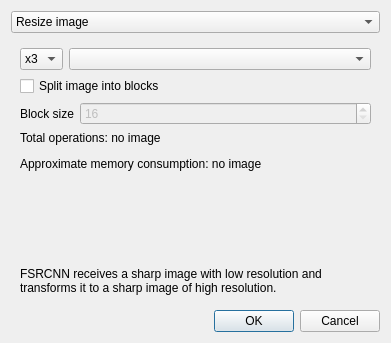
Qt form src/windows/TaskCreationDialog.ui (GRAPHENE9932/ImageUpscalerQt) before a commit.
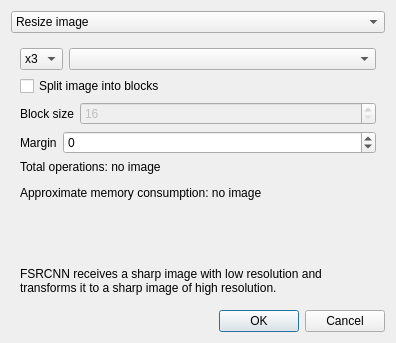
The same form after that commit. The open tabs and pages were chosen to show the change.

Commit message:
Add the block margin property to TaskFSRCNN.
Useful for removing the block borders on the final image.

```diff
--- a/src/windows/TaskCreationDialog.ui
+++ b/src/windows/TaskCreationDialog.ui
@@ -6,7 +6,7 @@
    <rect>
     <x>0</x>
     <y>0</y>
-    <width>391</width>
+    <width>396</width>
     <height>343</height>
    </rect>
   </property>
@@ -381,6 +381,27 @@
          </item>
         </layout>
        </item>
+       <item>
+        <layout class="QHBoxLayout" name="fsrcnn_margin_layout" stretch="0,1">
+         <item>
+          <widget class="QLabel" name="fsrcnn_margin_label">
+           <property name="text">
+            <string>Margin</string>
+           </property>
+          </widget>
+         </item>
+         <item>
+          <widget class="QSpinBox" name="fsrcnn_margin_spin_box">
+           <property name="minimum">
+            <number>-64</number>
+           </property>
+           <property name="maximum">
+            <number>64</number>
+           </property>
+          </widget>
+         </item>
+        </layout>
+       </item>
        <item>
         <widget class="QLabel" name="fsrcnn_info_label">
          <property name="text">
```
Left out of the diff: 49 changed lines with no effect on the pictures. The commit also changes 4 other files.
